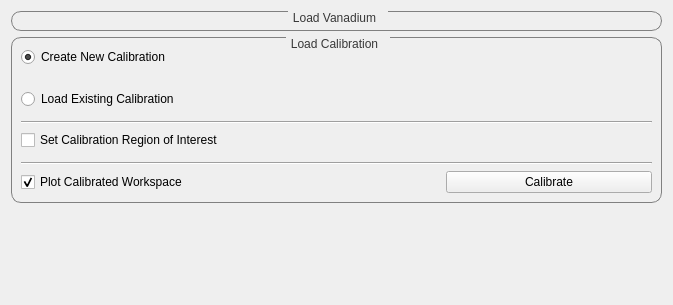
First picture: the form in qt/python/mantidqtinterfaces/mantidqtinterfaces/Engineering/gui/engineering_diffraction/tabs/calibration/calibration_tab.ui, repository mantidproject/mantid, before the edit.
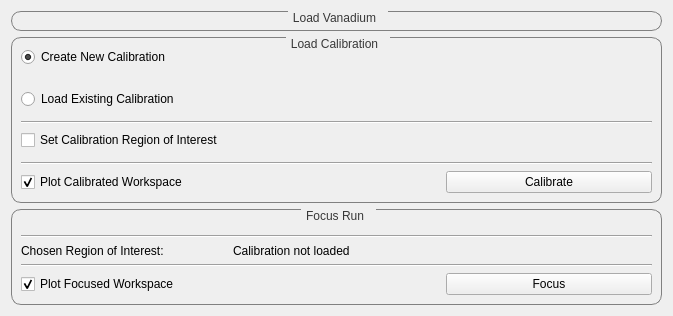
Second picture: the form after the edit. Custom widgets are drawn as their Qt base class.

Commit message:
Consolidate focus and calib views
RE #39352

What changed in the file:
```diff
--- a/qt/python/mantidqtinterfaces/mantidqtinterfaces/Engineering/gui/engineering_diffraction/tabs/calibration/calibration_tab.ui
+++ b/qt/python/mantidqtinterfaces/mantidqtinterfaces/Engineering/gui/engineering_diffraction/tabs/calibration/calibration_tab.ui
@@ -278,6 +278,132 @@
        </layout>
       </widget>
      </item>
+     <item>
+      <widget class="QGroupBox" name="group_focus">
+       <property name="sizePolicy">
+        <sizepolicy hsizetype="Preferred" vsizetype="Fixed">
+         <horstretch>0</horstretch>
+         <verstretch>0</verstretch>
+        </sizepolicy>
+       </property>
+       <property name="layoutDirection">
+        <enum>Qt::LeftToRight</enum>
+       </property>
+       <property name="autoFillBackground">
+        <bool>false</bool>
+       </property>
+       <property name="styleSheet">
+        <string notr="true"/>
+       </property>
+       <property name="title">
+        <string>Focus Run</string>
+       </property>
+       <property name="alignment">
+        <set>Qt::AlignBottom|Qt::AlignHCenter</set>
+       </property>
+       <property name="flat">
+        <bool>false</bool>
+       </property>
+       <property name="checkable">
+        <bool>false</bool>
+       </property>
+       <layout class="QGridLayout" name="gridLayout_2">
+        <item row="1" column="0">
+         <layout class="QGridLayout" name="gridLayout" rowstretch="0,0,0,0,0,0,0" columnstretch="0,0,0">
+          <property name="sizeConstraint">
+           <enum>QLayout::SetDefaultConstraint</enum>
+          </property>
+          <property name="verticalSpacing">
+           <number>6</number>
+          </property>
+          <item row="2" column="0" colspan="3">
+           <spacer name="verticalSpacer">
+            <property name="orientation">
+             <enum>Qt::Vertical</enum>
+            </property>
+            <property name="sizeType">
+             <enum>QSizePolicy::Fixed</enum>
+            </property>
+            <property name="sizeHint" stdset="0">
+             <size>
+              <width>20</width>
+              <height>10</height>
+             </size>
+            </property>
+           </spacer>
+          </item>
+          <item row="4" column="0">
+           <widget class="QLabel" name="regionLabel">
+            <property name="text">
+             <string>Chosen Region of Interest:</string>
+            </property>
+           </widget>
+          </item>
+          <item row="4" column="1" colspan="2">
+           <widget class="QLabel" name="regionDisplay">
+            <property name="text">
+             <string>Calibration not loaded</string>
+            </property>
+           </widget>
+          </item>
+          <item row="3" column="0" colspan="3">
+           <widget class="Line" name="line">
+            <property name="orientation">
+             <enum>Qt::Horizontal</enum>
+            </property>
+           </widget>
+          </item>
+          <item row="6" column="0" colspan="2">
+           <widget class="QCheckBox" name="check_focusPlotOutput">
+            <property name="enabled">
+             <bool>true</bool>
+            </property>
+            <property name="text">
+             <string>Plot Focused Workspace</string>
+            </property>
+            <property name="checked">
+             <bool>true</bool>
+            </property>
+           </widget>
+          </item>
+          <item row="0" column="0" colspan="3">
+           <widget class="FileFinderWidget" name="finder_focus" native="true">
+            <property name="sizePolicy">
+             <sizepolicy hsizetype="Preferred" vsizetype="Preferred">
+              <horstretch>0</horstretch>
+              <verstretch>0</verstretch>
+             </sizepolicy>
+            </property>
+            <property name="minimumSize">
+             <size>
+              <width>0</width>
+              <height>0</height>
+             </size>
+            </property>
+           </widget>
+          </item>
+          <item row="5" column="0" colspan="3">
+           <widget class="Line" name="line_2">
+            <property name="orientation">
+             <enum>Qt::Horizontal</enum>
+            </property>
+           </widget>
+          </item>
+          <item row="6" column="2">
+           <widget class="QPushButton" name="button_focus">
+            <property name="enabled">
+             <bool>true</bool>
+            </property>
+            <property name="text">
+             <string>Focus</string>
+            </property>
+           </widget>
+          </item>
+         </layout>
+        </item>
+       </layout>
+      </widget>
+     </item>
      <item>
       <spacer name="spacer_bottom">
        <property name="orientation">
```
The commit also changes 5 other files.
